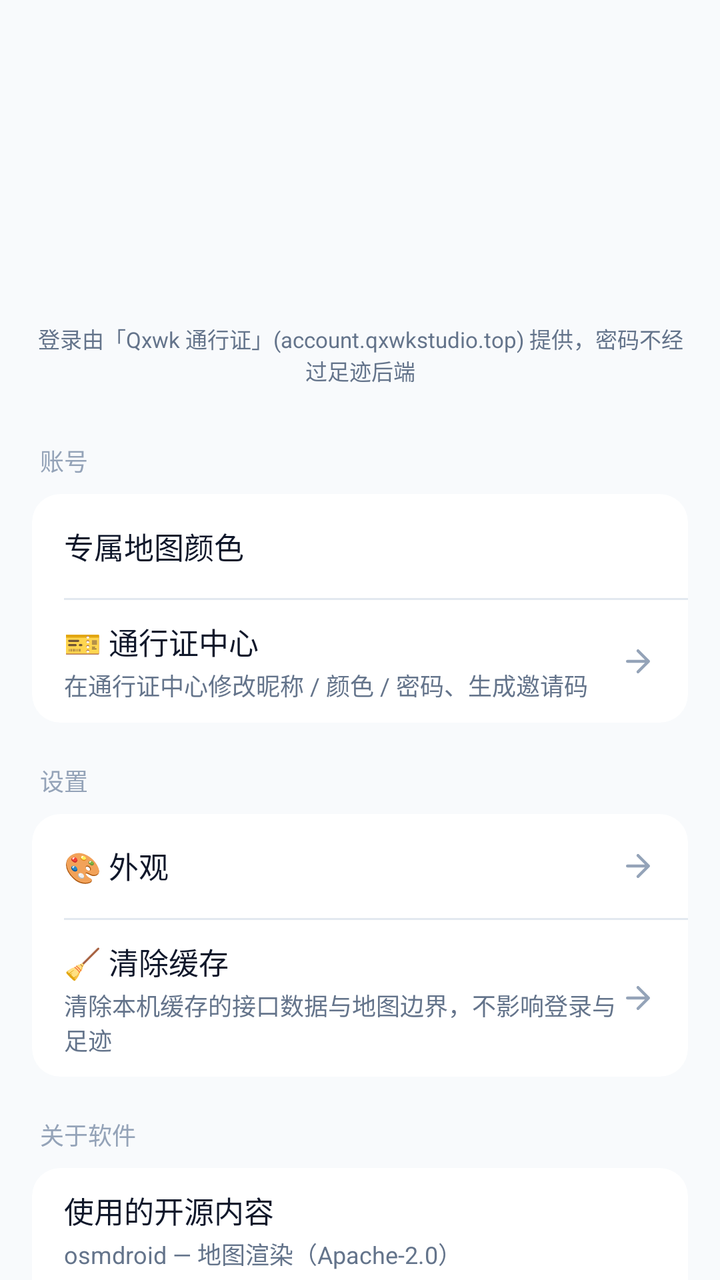
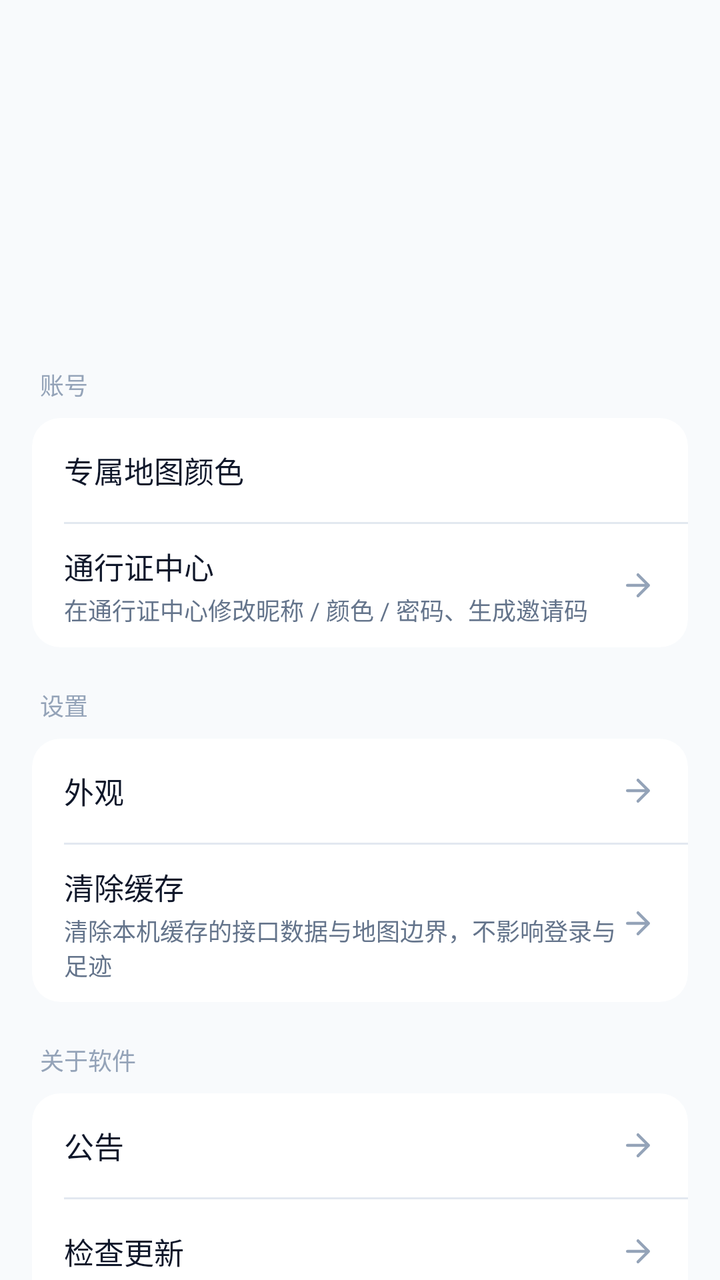

The first picture is an Android layout as it rendered before a commit; the second is the same layout after the commit. The layout source and the unified diff follow.
<!-- AndroidManifest.xml: application theme Theme.CityFootprint -->
<!-- res/layout/fragment_profile.xml -->
<?xml version="1.0" encoding="utf-8"?>
<androidx.core.widget.NestedScrollView xmlns:android="http://schemas.android.com/apk/res/android"
    xmlns:app="http://schemas.android.com/apk/res-auto"
    android:layout_width="match_parent"
    android:layout_height="match_parent">

    <LinearLayout
        android:layout_width="match_parent"
        android:layout_height="wrap_content"
        android:orientation="vertical"
        android:paddingStart="16dp"
        android:paddingTop="8dp"
        android:paddingEnd="16dp"
        android:paddingBottom="24dp">

        
        <LinearLayout
            android:layout_width="match_parent"
            android:layout_height="wrap_content"
            android:gravity="center_horizontal"
            android:orientation="vertical"
            android:paddingTop="16dp"
            android:paddingBottom="8dp">

            
            <FrameLayout
                android:layout_width="72dp"
                android:layout_height="72dp">

                <TextView
                    android:id="@+id/textAvatar"
                    android:layout_width="match_parent"
                    android:layout_height="match_parent"
                    android:gravity="center"
                    android:textColor="#FFFFFFFF"
                    android:textSize="28sp"
                    android:textStyle="bold" />

                
                <com.google.android.material.imageview.ShapeableImageView
                    android:id="@+id/imageAvatar"
                    android:layout_width="match_parent"
                    android:layout_height="match_parent"
                    android:contentDescription="@string/profile_avatar"
                    android:scaleType="centerCrop"
                    android:visibility="gone"
                    app:shapeAppearanceOverlay="@style/AvatarCircle" />
            </FrameLayout>

            
            <TextView
                android:id="@+id/textNickname"
                android:layout_width="match_parent"
                android:layout_height="wrap_content"
                android:layout_marginTop="12dp"
                android:ellipsize="end"
                android:gravity="center"
                android:maxLines="1"
                android:textColor="@color/fg"
                android:textSize="20sp"
                android:textStyle="bold" />

            
            <TextView
                android:id="@+id/textAdminBadge"
                android:layout_width="wrap_content"
                android:layout_height="wrap_content"
                android:layout_gravity="center_horizontal"
                android:layout_marginTop="6dp"
                android:background="@drawable/bg_admin_note"
                android:paddingStart="8dp"
                android:paddingTop="2dp"
                android:paddingEnd="8dp"
                android:paddingBottom="2dp"
                android:text="@string/profile_admin_badge"
                android:textColor="@color/admin_note_fg"
                android:textSize="11sp"
                android:textStyle="bold"
                android:visibility="gone" />

            
            <TextView
                android:id="@+id/textUid"
                android:layout_width="match_parent"
                android:layout_height="wrap_content"
                android:layout_marginTop="4dp"
                android:ellipsize="end"
                android:gravity="center"
                android:maxLines="1"
                android:fontFamily="monospace"
                android:textColor="@color/text_tertiary"
                android:textSize="12sp" />

            <TextView
                android:id="@+id/textAccountNote"
                android:layout_width="match_parent"
                android:layout_height="wrap_content"
                android:layout_marginTop="6dp"
                android:gravity="center"
                android:text="@string/profile_account_note"
                android:textColor="@color/muted_fg"
                android:textSize="11sp" />
        </LinearLayout>

        
        <TextView
            style="@style/SettingsGroupTitle"
            android:text="@string/profile_group_account" />

        <LinearLayout
            style="@style/SettingsGroup"
            android:clipToOutline="true">

            
            <LinearLayout style="@style/SettingsRow">

                <LinearLayout style="@style/SettingsRowCopy">

                    <TextView
                        style="@style/SettingsRowTitle"
                        android:text="@string/profile_color_label" />
                </LinearLayout>

                <View
                    android:id="@+id/colorDot"
                    android:layout_width="22dp"
                    android:layout_height="22dp" />
            </LinearLayout>

            <View
                android:layout_width="match_parent"
                android:layout_height="1dp"
                android:layout_marginStart="16dp"
                android:background="@color/border" />

            
            <LinearLayout
                android:id="@+id/rowPassport"
                style="@style/SettingsRow"
                android:background="?attr/selectableItemBackground"
                android:clickable="true"
                android:focusable="true">

                <LinearLayout style="@style/SettingsRowCopy">

                    <TextView
                        style="@style/SettingsRowTitle"
                        android:text="@string/profile_passport_title" />

                    <TextView
                        style="@style/SettingsRowSub"
                        android:text="@string/profile_passport_hint" />
                </LinearLayout>

                <ImageView
                    android:layout_width="18dp"
                    android:layout_height="18dp"
                    android:contentDescription="@null"
                    android:src="@drawable/ic_arrow_right"
                    android:tint="@color/text_tertiary" />
            </LinearLayout>
        </LinearLayout>

        

        <TextView
            style="@style/SettingsGroupTitle"
            android:text="@string/profile_group_settings" />

        <LinearLayout
            style="@style/SettingsGroup"
            android:clipToOutline="true">

            
            <LinearLayout
                android:id="@+id/rowAppearance"
                style="@style/SettingsRow"
                android:background="?attr/selectableItemBackground"
                android:clickable="true"
                android:focusable="true">

                <LinearLayout style="@style/SettingsRowCopy">

                    <TextView
                        style="@style/SettingsRowTitle"
                        android:text="@string/profile_appearance_title" />
                </LinearLayout>

                
                <TextView
                    android:id="@+id/textAppearanceValue"
                    style="@style/SettingsRowValue"
                    android:layout_marginEnd="6dp" />

                <ImageView
                    android:layout_width="18dp"
                    android:layout_height="18dp"
                    android:contentDescription="@null"
                    android:src="@drawable/ic_arrow_right"
                    android:tint="@color/text_tertiary" />
            </LinearLayout>

            <View
                android:layout_width="match_parent"
                android:layout_height="1dp"
                android:layout_marginStart="16dp"
                android:background="@color/border" />

            
            <LinearLayout
                android:id="@+id/rowClearCache"
                style="@style/SettingsRow"
                android:background="?attr/selectableItemBackground"
                android:clickable="true"
                android:focusable="true">

                <LinearLayout style="@style/SettingsRowCopy">

                    <TextView
                        style="@style/SettingsRowTitle"
                        android:text="@string/profile_clear_cache_title" />

                    <TextView
                        style="@style/SettingsRowSub"
                        android:text="@string/profile_clear_cache_hint" />
                </LinearLayout>

                <ImageView
                    android:layout_width="18dp"
                    android:layout_height="18dp"
                    android:contentDescription="@null"
                    android:src="@drawable/ic_arrow_right"
                    android:tint="@color/text_tertiary" />
            </LinearLayout>
        </LinearLayout>

        
        <TextView
            style="@style/SettingsGroupTitle"
            android:text="@string/profile_group_about" />

        <LinearLayout
            style="@style/SettingsGroup"
            android:clipToOutline="true">

            <LinearLayout style="@style/SettingsRow">

                <LinearLayout style="@style/SettingsRowCopy">

                    <TextView
                        style="@style/SettingsRowTitle"
                        android:text="@string/profile_about_open_source" />

                    <TextView
                        style="@style/SettingsRowSub"
                        android:text="@string/profile_about_osmdroid" />

                    <TextView
                        style="@style/SettingsRowSub"
                        android:text="@string/profile_about_amap" />

                    <TextView
                        style="@style/SettingsRowSub"
                        android:text="@string/profile_about_datav" />
                </LinearLayout>
            </LinearLayout>

            <View
                android:layout_width="match_parent"
                android:layout_height="1dp"
                android:layout_marginStart="16dp"
                android:background="@color/border" />

            <LinearLayout style="@style/SettingsRow">

                <LinearLayout style="@style/SettingsRowCopy">

                    <TextView
                        style="@style/SettingsRowTitle"
                        android:text="@string/profile_about_developer" />

                    <TextView
                        style="@style/SettingsRowSub"
                        android:text="@string/profile_about_developer_text" />
                </LinearLayout>
            </LinearLayout>

            <View
                android:layout_width="match_parent"
                android:layout_height="1dp"
                android:layout_marginStart="16dp"
                android:background="@color/border" />

            <LinearLayout style="@style/SettingsRow">

                <LinearLayout style="@style/SettingsRowCopy">

                    <TextView
                        style="@style/SettingsRowTitle"
                        android:text="@string/profile_about_version" />
                </LinearLayout>

                
                <TextView
                    android:id="@+id/textAboutVersion"
                    style="@style/SettingsRowValue" />
            </LinearLayout>

            <View
                android:layout_width="match_parent"
                android:layout_height="1dp"
                android:layout_marginStart="16dp"
                android:background="@color/border" />

            
            <LinearLayout
                android:id="@+id/rowCheckUpdate"
                style="@style/SettingsRow"
                android:background="?attr/selectableItemBackground"
                android:clickable="true"
                android:focusable="true">

                <LinearLayout style="@style/SettingsRowCopy">

                    <TextView
                        style="@style/SettingsRowTitle"
                        android:text="@string/profile_about_check_update" />
                </LinearLayout>

                <ImageView
                    android:layout_width="18dp"
                    android:layout_height="18dp"
                    android:contentDescription="@null"
                    android:src="@drawable/ic_arrow_right"
                    android:tint="@color/text_tertiary" />
            </LinearLayout>

            <View
                android:layout_width="match_parent"
                android:layout_height="1dp"
                android:layout_marginStart="16dp"
                android:background="@color/border" />

            
            <LinearLayout
                android:id="@+id/rowNotice"
                style="@style/SettingsRow"
                android:background="?attr/selectableItemBackground"
                android:clickable="true"
                android:focusable="true">

                <LinearLayout style="@style/SettingsRowCopy">

                    <TextView
                        style="@style/SettingsRowTitle"
                        android:text="@string/profile_about_notice" />
                </LinearLayout>

                <ImageView
                    android:layout_width="18dp"
                    android:layout_height="18dp"
                    android:contentDescription="@null"
                    android:src="@drawable/ic_arrow_right"
                    android:tint="@color/text_tertiary" />
            </LinearLayout>
        </LinearLayout>

        
        <LinearLayout
            style="@style/SettingsGroup"
            android:layout_marginTop="20dp"
            android:clipToOutline="true">

            <LinearLayout
                android:id="@+id/rowLogout"
                style="@style/SettingsRow"
                android:background="?attr/selectableItemBackground"
                android:clickable="true"
                android:focusable="true"
                android:gravity="center">

                <TextView
                    style="@style/SettingsRowTitle"
                    android:layout_width="wrap_content"
                    android:text="@string/profile_logout"
                    android:textColor="@color/destructive" />
            </LinearLayout>
        </LinearLayout>
    </LinearLayout>
</androidx.core.widget.NestedScrollView>
<!-- resources referenced by this layout -->
<resources>
  <color name="admin_note_fg">#92400E</color>
  <color name="border">#E2E8F0</color>
  <color name="destructive">#DC2626</color>
  <color name="fg">#0F172A</color>
  <color name="muted_fg">#64748B</color>
  <color name="text_tertiary">#94A3B8</color>
  <string name="profile_about_amap">高德地图 — 底图瓦片</string>
  <string name="profile_about_check_update">检查更新</string>
  <string name="profile_about_datav">DataV GeoAtlas — 行政区边界数据</string>
  <string name="profile_about_developer">开发者</string>
  <string name="profile_about_developer_text">青翔未阔工作室 · QxwkStudio@outlook.com</string>
  <string name="profile_about_notice">📢 公告</string>
  <string name="profile_about_open_source">使用的开源内容</string>
  <string name="profile_about_osmdroid">osmdroid — 地图渲染（Apache-2.0）</string>
  <string name="profile_about_version">当前版本</string>
  <string name="profile_account_note">登录由「Qxwk 通行证」(account.qxwkstudio.top) 提供，密码不经过足迹后端</string>
  <string name="profile_admin_badge">👑 管理员</string>
  <string name="profile_appearance_title">🎨 外观</string>
  <string name="profile_avatar">头像</string>
  <string name="profile_clear_cache_hint">清除本机缓存的接口数据与地图边界，不影响登录与足迹</string>
  <string name="profile_clear_cache_title">🧹 清除缓存</string>
  <string name="profile_color_label">专属地图颜色</string>
  <string name="profile_group_about">关于软件</string>
  <string name="profile_group_account">账号</string>
  <string name="profile_group_settings">设置</string>
  <string name="profile_logout">退出登录</string>
  <string name="profile_passport_hint">在通行证中心修改昵称 / 颜色 / 密码、生成邀请码</string>
  <string name="profile_passport_title">🎫 通行证中心</string>
  <style name="AvatarCircle" parent="">
          <item name="cornerFamily">rounded</item>
          <item name="cornerSize">50%</item>
      </style>
  <style name="SettingsGroup">
          <item name="android:layout_width">match_parent</item>
          <item name="android:layout_height">wrap_content</item>
          <item name="android:orientation">vertical</item>
          <item name="android:background">@drawable/bg_settings_group</item>
      </style>
  <style name="SettingsRowCopy">
          <item name="android:layout_width">0dp</item>
          <item name="android:layout_height">wrap_content</item>
          <item name="android:layout_weight">1</item>
          <item name="android:orientation">vertical</item>
      </style>
  <style name="SettingsRowSub">
          <item name="android:layout_width">match_parent</item>
          <item name="android:layout_height">wrap_content</item>
          <item name="android:layout_marginTop">2dp</item>
          <item name="android:textSize">12sp</item>
          <item name="android:textColor">@color/muted_fg</item>
      </style>
  <style name="SettingsRowTitle">
          <item name="android:layout_width">match_parent</item>
          <item name="android:layout_height">wrap_content</item>
          <item name="android:textSize">15sp</item>
          <item name="android:textColor">@color/fg</item>
      </style>
  <color name="admin_note_bg">#FFFBEB</color>
  <color name="admin_note_border">#FCD34D</color>
  <!-- drawable bg_settings_group (drawable) -->
  <?xml version="1.0" encoding="utf-8"?>
  <shape xmlns:android="http://schemas.android.com/apk/res/android"
      android:shape="rectangle">
      <corners android:radius="14dp" />
      <solid android:color="@color/card" />
  </shape>
  <color name="accent">#2563EB</color>
  <color name="on_accent">#FFFFFF</color>
  <color name="accent_light">#EFF6FF</color>
  <color name="accent_soft_fg">#1D4ED8</color>
  <color name="card">#FFFFFF</color>
  <color name="muted">#E2E8F0</color>
  <color name="bg">#F8FAFC</color>
  <color name="window_bg_light">#FFFFFF</color>
  <style name="Widget.App.Button" parent="Widget.Material3.Button">
          <item name="cornerRadius">999dp</item>
      </style>
  <!-- unchanged entries left out for length: 7 -->
</resources>

<!-- the commit's change to res/layout/fragment_profile.xml (unified diff, before → after) -->
@@ -90,16 +90,6 @@
                 android:fontFamily="monospace"
                 android:textColor="@color/text_tertiary"
                 android:textSize="12sp" />
-
-            <TextView
-                android:id="@+id/textAccountNote"
-                android:layout_width="match_parent"
-                android:layout_height="wrap_content"
-                android:layout_marginTop="6dp"
-                android:gravity="center"
-                android:text="@string/profile_account_note"
-                android:textColor="@color/muted_fg"
-                android:textSize="11sp" />
         </LinearLayout>
 
         
@@ -243,46 +233,56 @@
             style="@style/SettingsGroup"
             android:clipToOutline="true">
 
-            <LinearLayout style="@style/SettingsRow">
-
-                <LinearLayout style="@style/SettingsRowCopy">
-
-                    <TextView
-                        style="@style/SettingsRowTitle"
-                        android:text="@string/profile_about_open_source" />
-
-                    <TextView
-                        style="@style/SettingsRowSub"
-                        android:text="@string/profile_about_osmdroid" />
-
-                    <TextView
-                        style="@style/SettingsRowSub"
-                        android:text="@string/profile_about_amap" />
-
-                    <TextView
-                        style="@style/SettingsRowSub"
-                        android:text="@string/profile_about_datav" />
-                </LinearLayout>
-            </LinearLayout>
-
-            <View
-                android:layout_width="match_parent"
-                android:layout_height="1dp"
-                android:layout_marginStart="16dp"
-                android:background="@color/border" />
-
-            <LinearLayout style="@style/SettingsRow">
-
-                <LinearLayout style="@style/SettingsRowCopy">
-
-                    <TextView
-                        style="@style/SettingsRowTitle"
-                        android:text="@string/profile_about_developer" />
-
-                    <TextView
-                        style="@style/SettingsRowSub"
-                        android:text="@string/profile_about_developer_text" />
-                </LinearLayout>
+            
+            <LinearLayout
+                android:id="@+id/rowNotice"
+                style="@style/SettingsRow"
+                android:background="?attr/selectableItemBackground"
+                android:clickable="true"
+                android:focusable="true">
+
+                <LinearLayout style="@style/SettingsRowCopy">
+
+                    <TextView
+                        style="@style/SettingsRowTitle"
+                        android:text="@string/profile_about_notice" />
+                </LinearLayout>
+
+                <ImageView
+                    android:layout_width="18dp"
+                    android:layout_height="18dp"
+                    android:contentDescription="@null"
+                    android:src="@drawable/ic_arrow_right"
+                    android:tint="@color/text_tertiary" />
+            </LinearLayout>
+
+            <View
+                android:layout_width="match_parent"
+                android:layout_height="1dp"
+                android:layout_marginStart="16dp"
+                android:background="@color/border" />
+
+            
+            <LinearLayout
+                android:id="@+id/rowCheckUpdate"
+                style="@style/SettingsRow"
+                android:background="?attr/selectableItemBackground"
+                android:clickable="true"
+                android:focusable="true">
+
+                <LinearLayout style="@style/SettingsRowCopy">
+
+                    <TextView
+                        style="@style/SettingsRowTitle"
+                        android:text="@string/profile_about_check_update" />
+                </LinearLayout>
+
+                <ImageView
+                    android:layout_width="18dp"
+                    android:layout_height="18dp"
+                    android:contentDescription="@null"
+                    android:src="@drawable/ic_arrow_right"
+                    android:tint="@color/text_tertiary" />
             </LinearLayout>
 
             <View
@@ -312,56 +312,46 @@
                 android:layout_marginStart="16dp"
                 android:background="@color/border" />
 
-            
-            <LinearLayout
-                android:id="@+id/rowCheckUpdate"
-                style="@style/SettingsRow"
-                android:background="?attr/selectableItemBackground"
-                android:clickable="true"
-                android:focusable="true">
-
-                <LinearLayout style="@style/SettingsRowCopy">
-
-                    <TextView
-                        style="@style/SettingsRowTitle"
-                        android:text="@string/profile_about_check_update" />
-                </LinearLayout>
-
-                <ImageView
-                    android:layout_width="18dp"
-                    android:layout_height="18dp"
-                    android:contentDescription="@null"
-                    android:src="@drawable/ic_arrow_right"
-                    android:tint="@color/text_tertiary" />
-            </LinearLayout>
-
-            <View
-                android:layout_width="match_parent"
-                android:layout_height="1dp"
-                android:layout_marginStart="16dp"
-                android:background="@color/border" />
-
-            
-            <LinearLayout
-                android:id="@+id/rowNotice"
-                style="@style/SettingsRow"
-                android:background="?attr/selectableItemBackground"
-                android:clickable="true"
-                android:focusable="true">
-
-                <LinearLayout style="@style/SettingsRowCopy">
-
-                    <TextView
-                        style="@style/SettingsRowTitle"
-                        android:text="@string/profile_about_notice" />
-                </LinearLayout>
-
-                <ImageView
-                    android:layout_width="18dp"
-                    android:layout_height="18dp"
-                    android:contentDescription="@null"
-                    android:src="@drawable/ic_arrow_right"
-                    android:tint="@color/text_tertiary" />
+            <LinearLayout style="@style/SettingsRow">
+
+                <LinearLayout style="@style/SettingsRowCopy">
+
+                    <TextView
+                        style="@style/SettingsRowTitle"
+                        android:text="@string/profile_about_developer" />
+
+                    <TextView
+                        style="@style/SettingsRowSub"
+                        android:text="@string/profile_about_developer_text" />
+                </LinearLayout>
+            </LinearLayout>
+
+            <View
+                android:layout_width="match_parent"
+                android:layout_height="1dp"
+                android:layout_marginStart="16dp"
+                android:background="@color/border" />
+
+            <LinearLayout style="@style/SettingsRow">
+
+                <LinearLayout style="@style/SettingsRowCopy">
+
+                    <TextView
+                        style="@style/SettingsRowTitle"
+                        android:text="@string/profile_about_open_source" />
+
+                    <TextView
+                        style="@style/SettingsRowSub"
+                        android:text="@string/profile_about_osmdroid" />
+
+                    <TextView
+                        style="@style/SettingsRowSub"
+                        android:text="@string/profile_about_amap" />
+
+                    <TextView
+                        style="@style/SettingsRowSub"
+                        android:text="@string/profile_about_datav" />
+                </LinearLayout>
             </LinearLayout>
         </LinearLayout>
 
<!-- resource entries referenced after the edit -->
@@ -11,23 +11,22 @@
   <string name="profile_about_datav">DataV GeoAtlas — 行政区边界数据</string>
   <string name="profile_about_developer">开发者</string>
   <string name="profile_about_developer_text">青翔未阔工作室 · QxwkStudio@outlook.com</string>
-  <string name="profile_about_notice">📢 公告</string>
+  <string name="profile_about_notice">公告</string>
   <string name="profile_about_open_source">使用的开源内容</string>
   <string name="profile_about_osmdroid">osmdroid — 地图渲染（Apache-2.0）</string>
   <string name="profile_about_version">当前版本</string>
-  <string name="profile_account_note">登录由「Qxwk 通行证」(account.qxwkstudio.top) 提供，密码不经过足迹后端</string>
   <string name="profile_admin_badge">👑 管理员</string>
-  <string name="profile_appearance_title">🎨 外观</string>
+  <string name="profile_appearance_title">外观</string>
   <string name="profile_avatar">头像</string>
   <string name="profile_clear_cache_hint">清除本机缓存的接口数据与地图边界，不影响登录与足迹</string>
-  <string name="profile_clear_cache_title">🧹 清除缓存</string>
+  <string name="profile_clear_cache_title">清除缓存</string>
   <string name="profile_color_label">专属地图颜色</string>
   <string name="profile_group_about">关于软件</string>
   <string name="profile_group_account">账号</string>
   <string name="profile_group_settings">设置</string>
   <string name="profile_logout">退出登录</string>
   <string name="profile_passport_hint">在通行证中心修改昵称 / 颜色 / 密码、生成邀请码</string>
-  <string name="profile_passport_title">🎫 通行证中心</string>
+  <string name="profile_passport_title">通行证中心</string>
   <style name="AvatarCircle" parent="">
           <item name="cornerFamily">rounded</item>
           <item name="cornerSize">50%</item>
